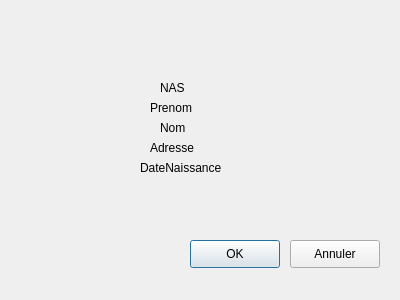
Qt form guiElectionTP3/FormElecteur.ui (adami21/Conception-d-un-h-ritage-de-classes-en-C-) before a commit.
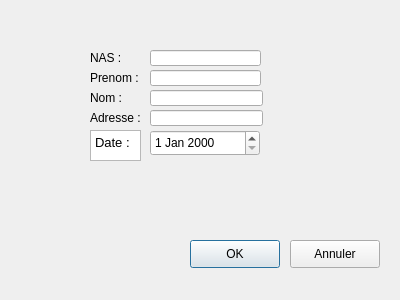
The same form after that commit.

Diff of the .ui file:
```diff
--- a/guiElectionTP3/FormElecteur.ui
+++ b/guiElectionTP3/FormElecteur.ui
@@ -16,66 +16,53 @@
   <widget class="QLabel" name="lineEditNAS">
    <property name="geometry">
     <rect>
-     <x>160</x>
-     <y>80</y>
+     <x>90</x>
+     <y>50</y>
      <width>58</width>
      <height>16</height>
     </rect>
    </property>
    <property name="text">
-    <string>NAS</string>
+    <string>NAS :</string>
    </property>
   </widget>
   <widget class="QLabel" name="lineEditNom">
    <property name="geometry">
     <rect>
-     <x>160</x>
-     <y>120</y>
+     <x>90</x>
+     <y>90</y>
      <width>58</width>
      <height>16</height>
     </rect>
    </property>
    <property name="text">
-    <string>Nom</string>
+    <string>Nom :</string>
    </property>
   </widget>
   <widget class="QLabel" name="lineEditAdresse">
    <property name="geometry">
     <rect>
-     <x>150</x>
-     <y>140</y>
+     <x>90</x>
+     <y>110</y>
      <width>58</width>
      <height>16</height>
     </rect>
    </property>
    <property name="text">
-    <string>Adresse</string>
+    <string>Adresse :</string>
    </property>
   </widget>
   <widget class="QLabel" name="lineEditPrenom">
    <property name="geometry">
     <rect>
-     <x>150</x>
-     <y>100</y>
+     <x>90</x>
+     <y>70</y>
      <width>58</width>
      <height>16</height>
     </rect>
    </property>
    <property name="text">
-    <string>Prenom</string>
-   </property>
-  </widget>
-  <widget class="QLabel" name="dateEditNaissance">
-   <property name="geometry">
-    <rect>
-     <x>140</x>
-     <y>160</y>
-     <width>101</width>
-     <height>16</height>
-    </rect>
-   </property>
-   <property name="text">
-    <string>DateNaissance</string>
+    <string>Prenom :</string>
    </property>
   </widget>
   <widget class="QPushButton" name="buttonOK">
@@ -104,6 +91,73 @@
     <string>Annuler</string>
    </property>
   </widget>
+  <widget class="QDateEdit" name="dateEditNaissance">
+   <property name="geometry">
+    <rect>
+     <x>150</x>
+     <y>130</y>
+     <width>110</width>
+     <height>26</height>
+    </rect>
+   </property>
+  </widget>
+  <widget class="QTextEdit" name="textEdit">
+   <property name="geometry">
+    <rect>
+     <x>90</x>
+     <y>130</y>
+     <width>51</width>
+     <height>31</height>
+    </rect>
+   </property>
+   <property name="html">
+    <string>&lt;!DOCTYPE HTML PUBLIC &quot;-//W3C//DTD HTML 4.0//EN&quot; &quot;http://www.w3.org/TR/REC-html40/strict.dtd&quot;&gt;
+&lt;html&gt;&lt;head&gt;&lt;meta name=&quot;qrichtext&quot; content=&quot;1&quot; /&gt;&lt;style type=&quot;text/css&quot;&gt;
+p, li { white-space: pre-wrap; }
+&lt;/style&gt;&lt;/head&gt;&lt;body style=&quot; font-family:'Ubuntu'; font-size:10pt; font-weight:400; font-style:normal;&quot;&gt;
+&lt;p style=&quot; margin-top:0px; margin-bottom:0px; margin-left:0px; margin-right:0px; -qt-block-indent:0; text-indent:0px;&quot;&gt;Date :&lt;/p&gt;&lt;/body&gt;&lt;/html&gt;</string>
+   </property>
+  </widget>
+  <widget class="QLineEdit" name="lineEditNAS_2">
+   <property name="geometry">
+    <rect>
+     <x>150</x>
+     <y>50</y>
+     <width>111</width>
+     <height>16</height>
+    </rect>
+   </property>
+  </widget>
+  <widget class="QLineEdit" name="lineEditPrenom_2">
+   <property name="geometry">
+    <rect>
+     <x>150</x>
+     <y>70</y>
+     <width>111</width>
+     <height>16</height>
+    </rect>
+   </property>
+  </widget>
+  <widget class="QLineEdit" name="lineEditNom_2">
+   <property name="geometry">
+    <rect>
+     <x>150</x>
+     <y>90</y>
+     <width>113</width>
+     <height>16</height>
+    </rect>
+   </property>
+  </widget>
+  <widget class="QLineEdit" name="lineEditAdresse_2">
+   <property name="geometry">
+    <rect>
+     <x>150</x>
+     <y>110</y>
+     <width>113</width>
+     <height>16</height>
+    </rect>
+   </property>
+  </widget>
  </widget>
  <resources/>
  <connections/>
```
Left out of the diff: 36 changed lines with no effect on the pictures.
